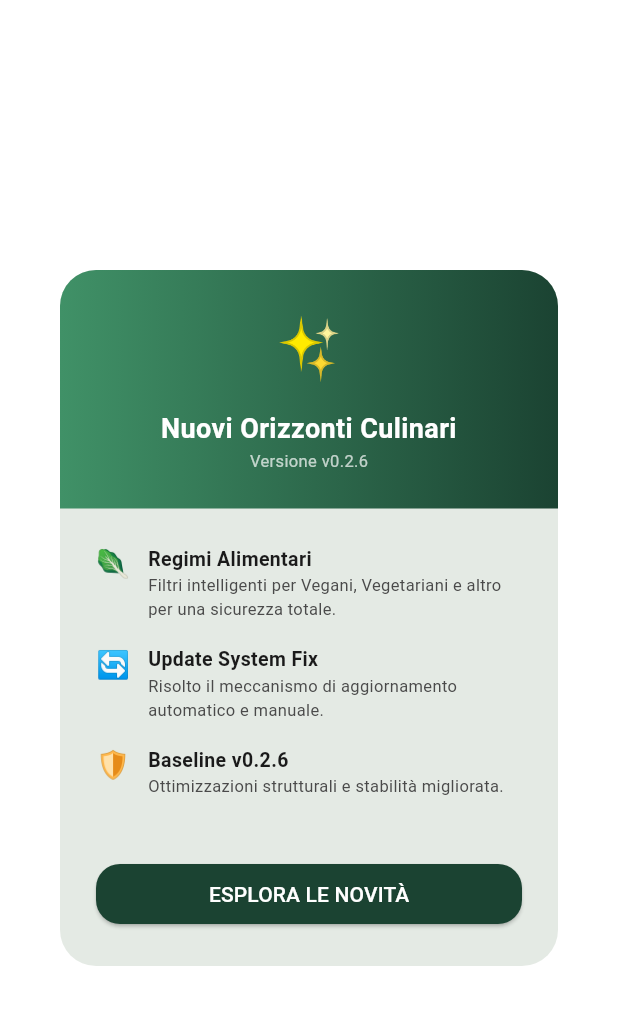
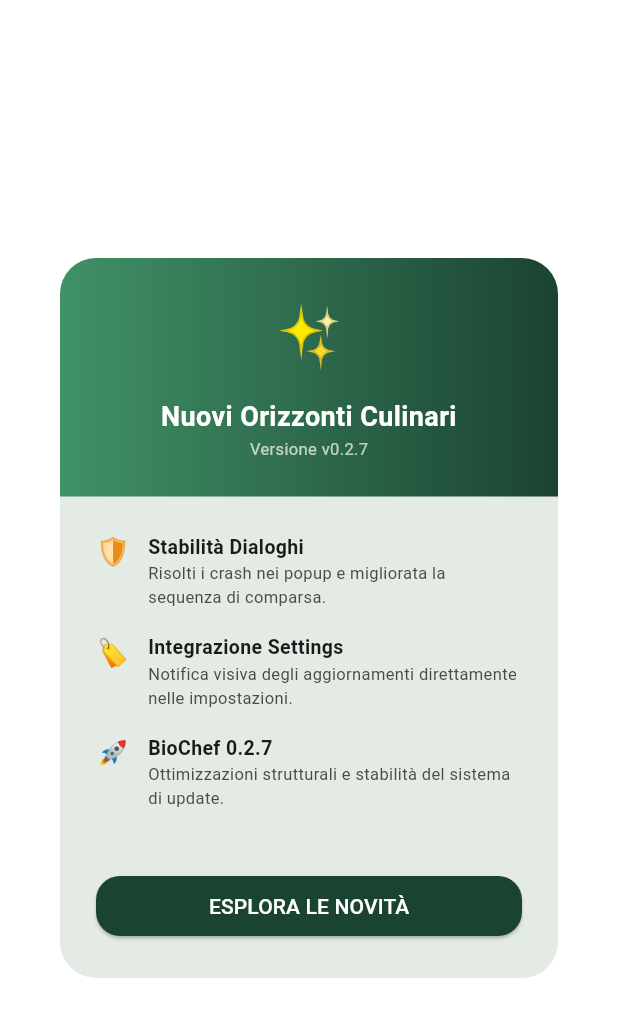
Before and after one commit to LonDave/biochef_app, a Flutter app: the VersionsLog screen opened directly, on a phone screen of 412 x 824 dp. Shown: the top 1017 px of the screen. Run offline on Flutter 3.47's test engine with Material 3 defaults, Android fonts, the light colour scheme and no system bars; our stand-ins replace file_picker, hive, hive_flutter, package_info_plus, permission_handler, share_plus; missing offline and left inert: ota_update; accounts and stored records are empty; network calls fail.

Commit message:
feat: implement versioning system and changelog UI with update management support

```diff
--- a/lib/family.dart
+++ b/lib/family.dart
@@ -45,10 +45,10 @@ class _FamilyScreenState extends State<FamilyScreen> with SingleTickerProviderSt
   Future<void> _checkVersion() async {
     final box = Hive.box('adminBox');
     final String lastSeen = box.get('lastSeenVersion', defaultValue: '0.0.0');
-    if (lastSeen != kAppVersion) {
+    if (lastSeen != BCVersion.current) {
       if (!mounted) return;
       await showDialog(context: context, builder: (_) => const VersionsLog(showOnlyCurrent: true));
-      await box.put('lastSeenVersion', kAppVersion);
+      await box.put('lastSeenVersion', BCVersion.current);
     }
   }
 
--- a/lib/main.dart
+++ b/lib/main.dart
@@ -3,6 +3,7 @@ import 'package:flutter/foundation.dart';
 import 'package:flutter/material.dart';
 import 'package:hive_flutter/hive_flutter.dart';
 import 'app.dart';
+import 'versions.dart';
 
 // ─────────────────────────────────────────────
 // BIOCHEF AI - ENTRY POINT (v0.2.6 "Stability Focus")
@@ -11,6 +12,7 @@ import 'app.dart';
 void main() async {
   runZonedGuarded(() async {
     WidgetsFlutterBinding.ensureInitialized();
+    await BCVersion.init();
 
     // Gestione errori Flutter (UI/Build)
     FlutterError.onError = (FlutterErrorDetails details) {
--- a/lib/versions.dart
+++ b/lib/versions.dart
@@ -1,12 +1,23 @@
 import 'package:flutter/material.dart';
+import 'package:package_info_plus/package_info_plus.dart';
 import 'theme.dart';
 
 // ─────────────────────────────────────────────
 // VERSIONING & CHANGELOG SYSTEM
 // ─────────────────────────────────────────────
 
-/// Versione stabile corrente dell'applicazione.
-const String kAppVersion = '0.2.6';
+/// Gestore dinamico della versione dell'app.
+class BCVersion {
+  static String current = '0.0.0';
+
+  /// Inizializza la versione leggendola dal pubspec.yaml (tramite il sistema nativo).
+  static Future<void> init() async {
+    try {
+      final info = await PackageInfo.fromPlatform();
+      current = info.version;
+    } catch (_) {}
+  }
+}
 
 /// VersionsLog è il componente che visualizza la cronologia degli aggiornamenti.
 /// Permette di distinguere tra le varie serie evolutive di BioChef AI.
@@ -31,7 +42,27 @@ class VersionsLog extends StatelessWidget {
           _buildHero(),
           const SizedBox(height: 24),
           _buildEraGroup(context, 'Evolution Series (v0.2.x)', 'Ingegneria Moderna', true, [
-            _buildVersionCard(context, '0.2.6', "Dietary Security & Update Fix", [
+            _buildVersionCard(context, '0.2.7', "Dialog Fix & Update System", [
+              _item(
+                context,
+                '🛡️',
+                'Stabilità Dialoghi',
+                'Risolti i crash nei popup di aggiornamento e changelog.',
+              ),
+              _item(
+                context,
+                '🔄',
+                'Sequencing',
+                'I messaggi ora compaiono in ordine corretto senza sovrapporsi.',
+              ),
+              _item(
+                context,
+                '🏷️',
+                'Badge Aggiornamenti',
+                'Aggiunta notifica visiva nelle impostazioni quando disponibile.',
+              ),
+            ], true),
+            _buildVersionCard(context, '0.2.6', "Dietary Security Baseline", [
               _item(
                 context,
                 '🥬',
@@ -40,17 +71,11 @@ class VersionsLog extends StatelessWidget {
               ),
               _item(
                 context,
-                '🔄',
-                'Fix Update',
-                'Risolto il problema del pulsante di aggiornamento e del popup notifiche.',
-              ),
-              _item(
-                context,
                 '📜',
                 'Log Pulito',
                 'Semplificata la cronologia versioni per focalizzarsi sul presente.',
               ),
-            ], true),
+            ], false),
           ]),
 
           _buildEraGroup(
@@ -259,7 +284,7 @@ class VersionsLog extends StatelessWidget {
                       ),
                     ),
                     Text(
-                      'Versione v$kAppVersion',
+                      'Versione v${BCVersion.current}',
                       style: const TextStyle(color: Colors.white70, fontSize: 11),
                     ),
                   ],
@@ -272,21 +297,21 @@ class VersionsLog extends StatelessWidget {
                   children: [
                     _buildNewsItem(
                       context,
-                      '🥬',
-                      'Regimi Alimentari',
-                      'Filtri intelligenti per Vegani, Vegetariani e altro per una sicurezza totale.',
+                      '🛡️',
+                      'Stabilità Dialoghi',
+                      'Risolti i crash nei popup e migliorata la sequenza di comparsa.',
                     ),
                     _buildNewsItem(
                       context,
-                      '🔄',
-                      'Update System Fix',
-                      'Risolto il meccanismo di aggiornamento automatico e manuale.',
+                      '🏷️',
+                      'Integrazione Settings',
+                      'Notifica visiva degli aggiornamenti direttamente nelle impostazioni.',
                     ),
                     _buildNewsItem(
                       context,
-                      '🛡️',
-                      'Baseline v$kAppVersion',
-                      'Ottimizzazioni strutturali e stabilità migliorata.',
+                      '🚀',
+                      'BioChef 0.2.7',
+                      'Ottimizzazioni strutturali e stabilità del sistema di update.',
                     ),
                   ],
                 ),
@@ -520,8 +545,8 @@ class VersionsLog extends StatelessWidget {
   Widget _buildFooter(BuildContext context) {
     return Column(
       children: [
-        const Text(
-          'BioChef AI — v$kAppVersion',
+        Text(
+          'BioChef AI — v${BCVersion.current}',
           style: TextStyle(
             fontSize: 10,
             color: Colors.grey,
--- a/pubspec.yaml
+++ b/pubspec.yaml
@@ -2,7 +2,7 @@ name: biochef_app
 description: "BioChef AI - Il tuo chef intelligente di famiglia."
 publish_to: 'none'
 
-# Aggiornato a 0.2.4 per permettere l'update sul telefono
+
 version: 0.2.7+1
 
 environment:
```
Also changed, not shown: lib/update_manager.dart (+105 -53 lines), 1 other file.
